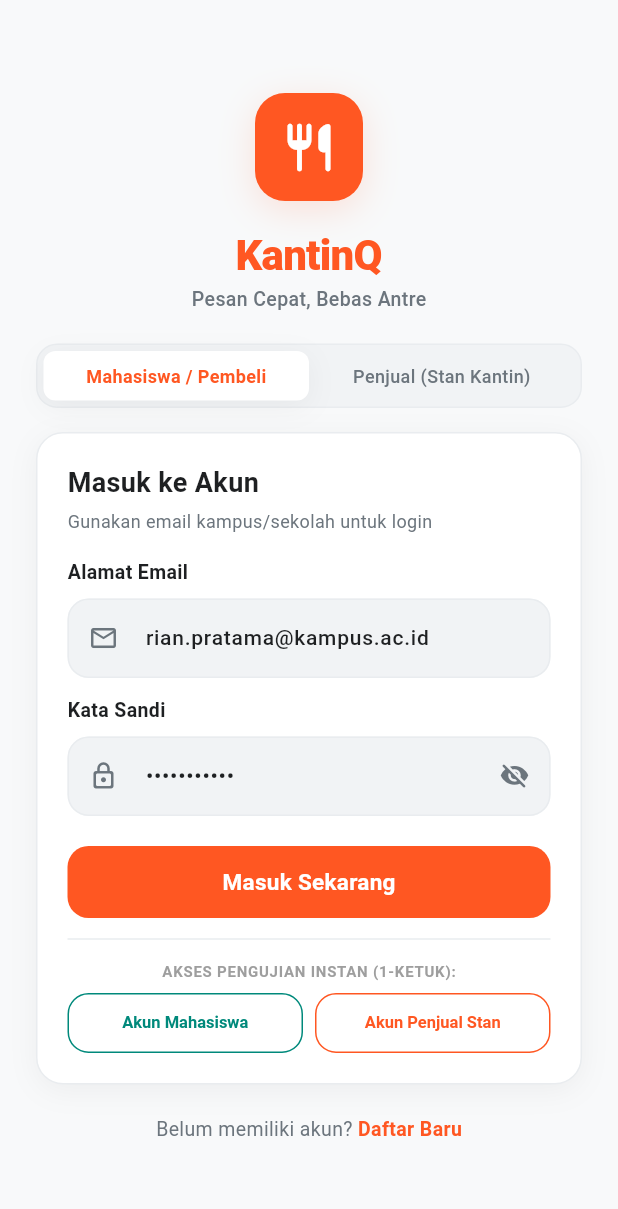
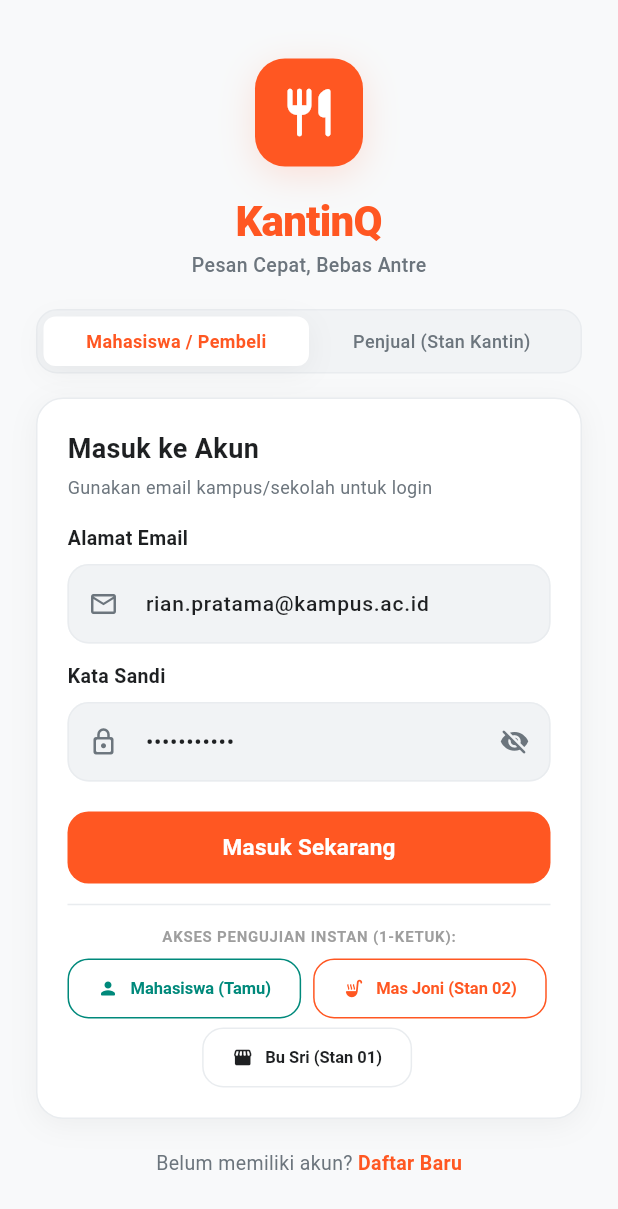
Before and after one commit to elsamlamahasina-blip/KantinQ-kelompok3, a Flutter app: the LoginScreen screen opened directly, on a phone screen of 412 x 824 dp. Shown: the top 1209 px of the screen. Run offline on Flutter 3.47's test engine with Material 3 defaults, Android fonts, the phone set to English and light mode, and no system bars; missing offline and left inert: dart:js_interop; network calls fail.

Commit message:
Terapkan isolasi voucher ketat per stan penjual (khusus Mas Joni dan stan masing-masing)

```diff
--- a/lib/features/auth/screens/login_screen.dart
+++ b/lib/features/auth/screens/login_screen.dart
@@ -340,43 +340,39 @@ class _LoginScreenState extends State<LoginScreen> {
                           ),
                         ),
                         const SizedBox(height: 8),
-                        Row(
+                        Wrap(
+                          spacing: 8,
+                          runSpacing: 6,
+                          alignment: WrapAlignment.center,
                           children: [
-                            Expanded(
-                              child: OutlinedButton(
-                                onPressed: () {
-                                  authCtrl.loginAsDemoBuyer();
-                                },
+                            OutlinedButton.icon(
+                              onPressed: () => authCtrl.loginAsDemoBuyer(),
+                              icon: const Icon(Icons.person_rounded, size: 14),
+                              label: const Text('Mahasiswa (Tamu)', style: TextStyle(fontSize: 11, fontWeight: FontWeight.bold)),
                               style: OutlinedButton.styleFrom(
                                 visualDensity: VisualDensity.compact,
-                                  padding: const EdgeInsets.symmetric(vertical: 8, horizontal: 6),
+                                foregroundColor: AppColors.secondary,
                                 side: const BorderSide(color: AppColors.secondary),
                               ),
-                                child: const Text(
-                                  'Akun Mahasiswa',
-                                  style: TextStyle(fontSize: 11, color: AppColors.secondary, fontWeight: FontWeight.bold),
-                                  maxLines: 1,
-                                  overflow: TextOverflow.ellipsis,
+                            ),
+                            OutlinedButton.icon(
+                              onPressed: () => authCtrl.loginAsDemoSeller(canteenId: 'c2'),
+                              icon: const Icon(Icons.soup_kitchen_rounded, size: 14),
+                              label: const Text('Mas Joni (Stan 02)', style: TextStyle(fontSize: 11, fontWeight: FontWeight.bold)),
+                              style: OutlinedButton.styleFrom(
+                                visualDensity: VisualDensity.compact,
+                                foregroundColor: AppColors.primary,
+                                side: const BorderSide(color: AppColors.primary),
                               ),
                             ),
-                            ),
-                            const SizedBox(width: 8),
-                            Expanded(
-                              child: OutlinedButton(
-                                onPressed: () {
-                                  authCtrl.loginAsDemoSeller(canteenId: _selectedCanteenId);
-                                },
+                            OutlinedButton.icon(
+                              onPressed: () => authCtrl.loginAsDemoSeller(canteenId: 'c1'),
+                              icon: const Icon(Icons.storefront_rounded, size: 14),
+                              label: const Text('Bu Sri (Stan 01)', style: TextStyle(fontSize: 11, fontWeight: FontWeight.bold)),
                               style: OutlinedButton.styleFrom(
                                 visualDensity: VisualDensity.compact,
-                                  padding: const EdgeInsets.symmetric(vertical: 8, horizontal: 6),
-                                  side: const BorderSide(color: AppColors.primary),
-                                ),
-                                child: const Text(
-                                  'Akun Penjual Stan',
-                                  style: TextStyle(fontSize: 11, color: AppColors.primary, fontWeight: FontWeight.bold),
-                                  maxLines: 1,
-                                  overflow: TextOverflow.ellipsis,
-                                ),
+                                foregroundColor: AppColors.textPrimary,
+                                side: const BorderSide(color: AppColors.outline),
                               ),
                             ),
                           ],
--- a/lib/features/voucher/controllers/voucher_controller.dart
+++ b/lib/features/voucher/controllers/voucher_controller.dart
@@ -13,6 +13,7 @@ typedef VoucherValidationResult = ({
 class VoucherController extends ChangeNotifier {
   final List<VoucherModel> _vouchers = [
     // Promo spesifik setiap akun penjual stan kantin (c1 - c5)
+    // Berlaku khusus dalam satu stan (tidak bercampur ke stan lain)
     const VoucherModel(
       id: 'v_c1_1',
       code: 'BUSRI5RB',
@@ -36,6 +37,17 @@ class VoucherController extends ChangeNotifier {
       quota: 60,
     ),
     const VoucherModel(
+      id: 'v_c1_3',
+      code: 'KANTINQHEMAT',
+      title: 'Voucher Hemat Bu Sri',
+      description: 'Potongan Rp 5.000 khusus pesanan di Kantin Bu Sri tanpa minimal pembelian.',
+      canteenId: 'c1',
+      canteenName: 'Kantin Bu Sri — Masakan Nusantara',
+      discountAmount: 5000,
+      minPurchase: 0,
+      quota: 999,
+    ),
+    const VoucherModel(
       id: 'v_c2_1',
       code: 'MASJONI4RB',
       title: 'Traktiran Bakso Mas Joni',
@@ -45,6 +57,17 @@ class VoucherController extends ChangeNotifier {
       discountAmount: 4000,
       minPurchase: 15000,
       quota: 80,
+    ),
+    const VoucherModel(
+      id: 'v_c2_2',
+      code: 'JONIKOMPLIT',
+      title: 'Paket Komplit Mas Joni',
+      description: 'Diskon Rp 5.000 khusus pesanan di Stan Bakso & Mie Mas Joni min. belanja Rp 20.000.',
+      canteenId: 'c2',
+      canteenName: 'Stan Bakso & Mie Mas Joni',
+      discountAmount: 5000,
+      minPurchase: 20000,
+      quota: 100,
     ),
     const VoucherModel(
       id: 'v_c3_1',
@@ -79,34 +102,6 @@ class VoucherController extends ChangeNotifier {
       minPurchase: 15000,
       quota: 60,
     ),
-    // Voucher global platform KantinQ
-    const VoucherModel(
-      id: 'v_global_1',
-      code: 'KANTINQHEMAT',
-      title: 'Voucher Hemat KantinQ',
-      description: 'Potongan Rp 5.000 berlaku untuk semua stan kantin tanpa minimal pembelian.',
-      discountAmount: 5000,
-      minPurchase: 0,
-      quota: 999,
-    ),
-    const VoucherModel(
-      id: 'v_global_2',
-      code: 'HEMAT10RB',
-      title: 'Diskon Rombongan 10Rb',
-      description: 'Potongan Rp 10.000 untuk pesanan minimal Rp 30.000 di seluruh stan kantin.',
-      discountAmount: 10000,
-      minPurchase: 30000,
-      quota: 500,
-    ),
-    const VoucherModel(
-      id: 'v_global_3',
-      code: 'DISKON5RB',
-      title: 'Diskon Harian Mahasiswa',
-      description: 'Potongan langsung Rp 5.000 berlaku di seluruh stan KantinQ.',
-      discountAmount: 5000,
-      minPurchase: 0,
-      quota: 999,
-    ),
   ];
 
   List<VoucherModel> get allVouchers => List.unmodifiable(_vouchers);
@@ -115,7 +110,7 @@ class VoucherController extends ChangeNotifier {
       _vouchers.where((v) => v.isUsable).toList();
 
   List<VoucherModel> get activeCanteenVouchers =>
-      _vouchers.where((v) => v.isUsable && !v.isGlobal).toList();
+      _vouchers.where((v) => v.isUsable).toList();
 
   List<VoucherModel> getVouchersForCanteen(String canteenId) =>
       _vouchers.where((v) => v.canteenId == canteenId).toList();
@@ -124,18 +119,13 @@ class VoucherController extends ChangeNotifier {
       _vouchers.where((v) => v.canteenId == canteenId && v.isUsable).toList();
 
   List<VoucherModel> getAvailableVouchersForCart(String? cartCanteenId) {
+    if (cartCanteenId == null || cartCanteenId.isEmpty) return const [];
     final matching = _vouchers.where((v) {
       if (!v.isUsable) return false;
-      if (v.isGlobal) return true;
-      if (cartCanteenId == null || cartCanteenId.isEmpty) return true;
       return v.canteenId == cartCanteenId;
     }).toList();
 
-    matching.sort((a, b) {
-      if (!a.isGlobal && b.isGlobal) return -1;
-      if (a.isGlobal && !b.isGlobal) return 1;
-      return b.discountAmount.compareTo(a.discountAmount);
-    });
+    matching.sort((a, b) => b.discountAmount.compareTo(a.discountAmount));
     return matching;
   }
 
@@ -207,14 +197,20 @@ class VoucherController extends ChangeNotifier {
       );
     }
 
-    if (!voucher.isGlobal &&
-        cartCanteenId != null &&
-        cartCanteenId.isNotEmpty &&
-        voucher.canteenId != cartCanteenId) {
+    if (cartCanteenId == null || cartCanteenId.isEmpty) {
+      return (
+        isValid: false,
+        message: 'Pilih menu makanan terlebih dahulu sebelum menerapkan voucher.',
+        discount: 0,
+        voucher: voucher,
+      );
+    }
+
+    if (voucher.canteenId != cartCanteenId) {
       final stallLabel = voucher.canteenName ?? 'stan penerbit voucher';
       return (
         isValid: false,
-        message: 'Voucher "$clean" hanya berlaku untuk pesanan dari $stallLabel.',
+        message: 'Voucher "$clean" hanya berlaku untuk pesanan di $stallLabel.',
         discount: 0,
         voucher: voucher,
       );
@@ -242,6 +238,12 @@ class VoucherController extends ChangeNotifier {
   }
 
   ({bool success, String message}) addVoucher(VoucherModel voucher) {
+    if (voucher.canteenId == null || voucher.canteenId!.isEmpty) {
+      return (
+        success: false,
+        message: 'Voucher harus terikat ke satu akun stan kantin.',
+      );
+    }
     final cleanCode = voucher.code.trim().toUpperCase();
     if (cleanCode.length < 3) {
       return (
```
Also changed, not shown: lib/features/auth/controllers/auth_controller.dart (+25 -5 lines), lib/features/cart/screens/cart_screen.dart (+25 -25 lines), lib/features/merchant/screens/merchant_voucher_form_sheet.dart (+26 -0 lines), lib/features/profile/screens/profile_screen.dart (+18 -4 lines), 1 other file. Lines whose indentation alone changed are shown as unchanged.
